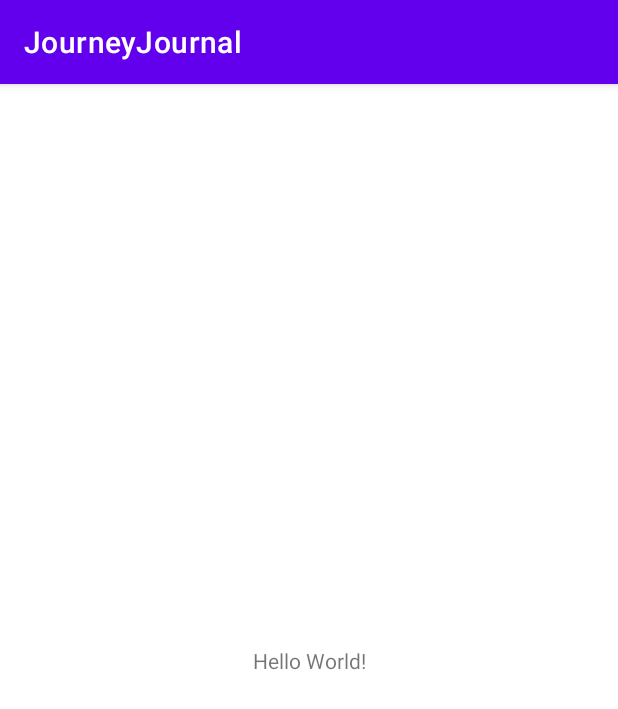
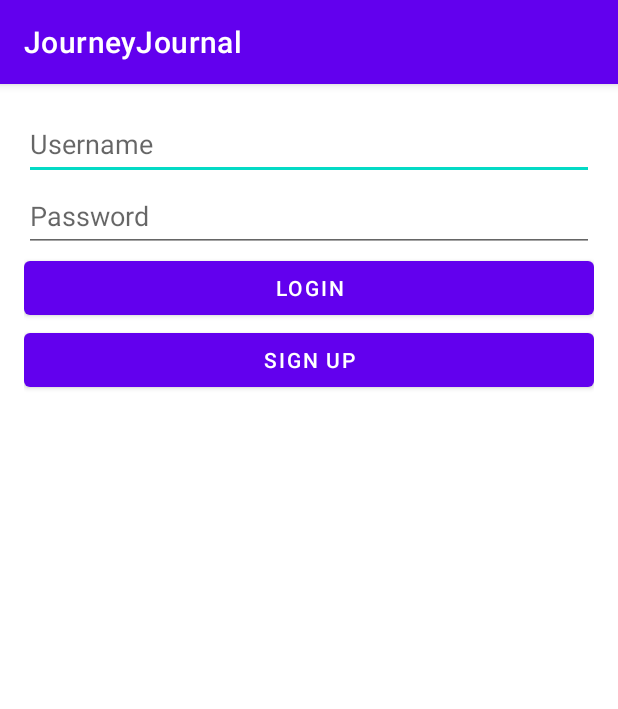
Before and after one commit to shaniyaclement/FBU-JourneyJournel, an Android app: the screen it shows after launch (MainActivity before the commit, LoginActivity after it), on a phone screen of 412 x 824 dp. Shown: the top 709 px of the screen. Run offline under Robolectric (Android 15) with nearby library versions, the phone set to English and light mode, and no system bars; libraries missing offline, so code that uses them is left out: com.parse; 1 statement that could not run was skipped.

Commit message:
Login and Signup complete

```diff
--- a/app/build.gradle
+++ b/app/build.gradle
@@ -35,4 +35,7 @@ dependencies {
     testImplementation 'junit:junit:4.13.2'
     androidTestImplementation 'androidx.test.ext:junit:1.1.3'
     androidTestImplementation 'androidx.test.espresso:espresso-core:3.4.0'
+
+    implementation 'com.github.parse-community.Parse-SDK-Android:parse:4.0.0'
+
 }
--- /dev/null
+++ b/app/src/main/java/com/example/journeyjournal/App.java
@@ -0,0 +1,17 @@
+package com.example.journeyjournal;
+
+import android.app.Application;
+
+import com.parse.Parse;
+
+public class App extends Application {
+    @Override
+    public void onCreate() {
+        super.onCreate();
+        Parse.initialize(new Parse.Configuration.Builder(this)
+                .applicationId(getString(R.string.back4app_app_id))
+                .clientKey(getString(R.string.back4app_client_key))
+                .server(getString(R.string.back4app_server_url))
+                .build());
+    }
+}
--- /dev/null
+++ b/app/src/main/java/com/example/journeyjournal/LoginActivity.java
@@ -0,0 +1,90 @@
+package com.example.journeyjournal;
+
+import androidx.appcompat.app.AppCompatActivity;
+
+import android.content.Intent;
+import android.os.Bundle;
+import android.util.Log;
+import android.view.View;
+import android.widget.Button;
+import android.widget.EditText;
+import android.widget.Toast;
+
+import com.parse.LogInCallback;
+import com.parse.ParseException;
+import com.parse.ParseUser;
+
+public class LoginActivity extends AppCompatActivity {
+
+    private static final String TAG = "LoginActivity";
+    private Button btnLogin;
+    private EditText etUsername;
+    private EditText etPassword;
+    private Button btnSignup;
+
+    @Override
+    protected void onCreate(Bundle savedInstanceState) {
+        super.onCreate(savedInstanceState);
+        setContentView(R.layout.activity_login);
+
+        btnLogin = findViewById(R.id.btnLogin);
+        etUsername = findViewById(R.id.etUsername);
+        etPassword = findViewById(R.id.etPassword);
+        btnSignup = findViewById(R.id.btnSignup);
+
+        btnLogin.setOnClickListener(new View.OnClickListener() {
+            public void onClick(View view) {
+                Log.i(TAG, "onClick Login Button");
+                String username = etUsername.getText().toString();
+                String password = etPassword.getText().toString();
+                //check credentials
+                loginUser(username, password);
+            }});
+
+        btnSignup.setOnClickListener(new View.OnClickListener() {
+            @Override
+            public void onClick(View v) {
+                Log.i(TAG, "SignUp on click");
+                goSignUp();
+            }
+        });
+    }
+
+
+//        //checks to see if there is already a user logged in
+//        // if user is logged in, skip log in & go to MainActivity
+//        if(ParseUser.getCurrentUser() != null) {
+//            goMainActivity();
+//        }
+
+    private void goSignUp() {
+        Intent intent = new Intent(this, SignupActivity.class);
+        startActivity(intent);
+    }
+
+    private void loginUser(String username, String password) {
+        Log.i(TAG, "Attempt to Login user: " + username);
+        ParseUser.logInInBackground(username, password, new LogInCallback() {
+            @Override
+            public void done(ParseUser user, ParseException e) {
+                // if info doesn't match records, send error message
+                if (e != null) {
+                    Log.e(TAG, "Login Issue " + e );
+                    Toast.makeText(LoginActivity.this, "Error", Toast.LENGTH_SHORT).show();
+                    return;
+                }
+                //else, go to main activity and send success message
+                goMainActivity();
+                Toast.makeText(LoginActivity.this, "Success!", Toast.LENGTH_SHORT).show();
+            }
+        });
+
+    }
+
+    private void goMainActivity() {
+        //navigates to mainActivity and prevents from going back to login with back button
+        Intent intent = new Intent(this, MainActivity.class);
+        startActivity(intent);
+        finish();
+    }
+}
--- /dev/null
+++ b/app/src/main/res/layout/activity_login.xml
@@ -0,0 +1,45 @@
+<?xml version="1.0" encoding="utf-8"?>
+<LinearLayout xmlns:android="http://schemas.android.com/apk/res/android"
+xmlns:app="http://schemas.android.com/apk/res-auto"
+xmlns:tools="http://schemas.android.com/tools"
+android:layout_width="match_parent"
+android:layout_height="wrap_content"
+android:layout_margin="16dp"
+android:orientation="vertical"
+tools:context=".LoginActivity">
+
+    <EditText
+        android:id="@+id/etUsername"
+        android:layout_width="match_parent"
+        android:layout_height="wrap_content"
+        android:layout_weight="1"
+        android:ems="10"
+        android:hint="Username"
+        android:inputType="textPersonName"
+        android:minHeight="48dp" />
+
+    <EditText
+        android:id="@+id/etPassword"
+        android:layout_width="match_parent"
+        android:layout_height="wrap_content"
+        android:layout_weight="1"
+        android:ems="10"
+        android:hint="Password"
+        android:inputType="textPassword"
+        android:minHeight="48dp" />
+
+<Button
+    android:id="@+id/btnLogin"
+    android:layout_width="match_parent"
+    android:layout_height="wrap_content"
+    android:layout_weight="1"
+    android:text="Login" />
+
+<Button
+    android:id="@+id/btnSignup"
+    android:layout_width="match_parent"
+    android:layout_height="wrap_content"
+    android:layout_weight="1"
+    android:text="Sign Up" />
+
+</LinearLayout>
--- a/app/src/main/res/values/strings.xml
+++ b/app/src/main/res/values/strings.xml
@@ -1,3 +1,10 @@
 <resources>
     <string name="app_name">JourneyJournal</string>
+
+    <string name="back4app_server_url">https://parseapi.back4app.com/</string>
+
+    <!-- Paste BOTH strings as required -->
+    <string name="back4app_app_id">sJGAJUqcjW0KFibT3vxsmo7JqB5ZIUxWyvYiClSc</string>
+    <string name="back4app_client_key">CKWxhnY3Mi3bR3gnbZpldi90qk7k4sjcflOcHBrR</string>
+
 </resources>
--- a/settings.gradle
+++ b/settings.gradle
@@ -10,6 +10,7 @@ dependencyResolutionManagement {
     repositories {
         google()
         mavenCentral()
+        maven { url 'https://jitpack.io' }
     }
 }
 rootProject.name = "JourneyJournal"
```
Also changed, not shown: app/src/main/AndroidManifest.xml (+19 -1 lines), app/src/main/java/com/example/journeyjournal/MainActivity.java (+15 -0 lines), app/src/main/java/com/example/journeyjournal/SignupActivity.java (added, +69 -0 lines), app/src/main/res/layout/activity_main.xml (+19 -0 lines), app/src/main/res/layout/activity_signup.xml (added, +36 -0 lines).
